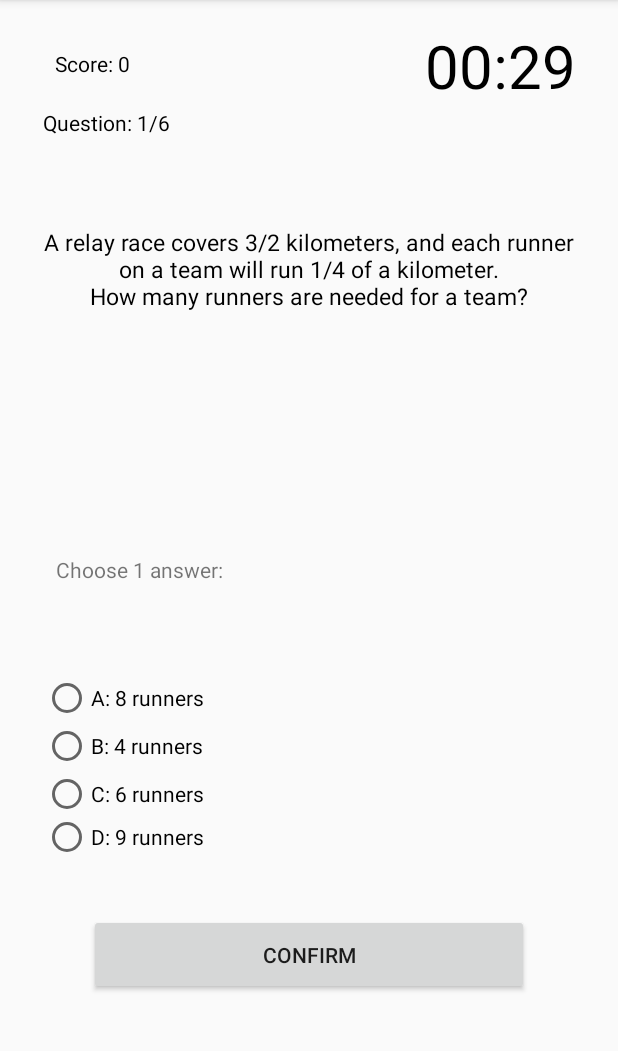
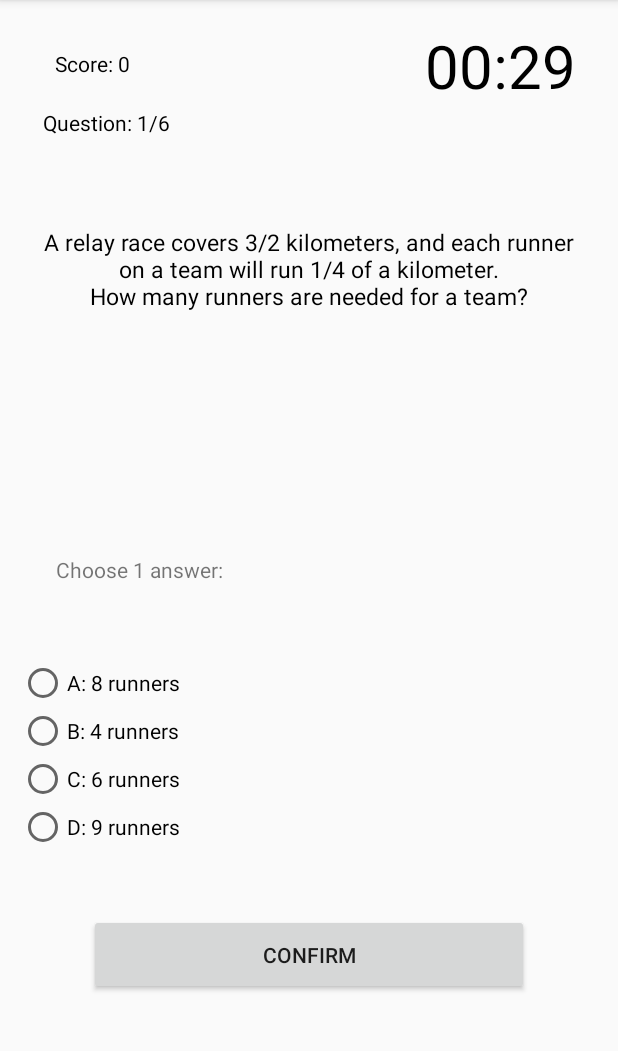
Before and after one commit to zanylass/MobileAppDevelopmentProject-, an Android app: the MathARQuiz1 screen opened directly, with no data from a screen before it, on a phone screen of 412 x 824 dp, the part 84-1135 px from its top. Run offline under Robolectric (Android 15) with nearby library versions, the phone set to English and light mode, and no system bars.

Commit message:
Update activity_math_a_r_quiz1.xml

```diff
--- a/SemesterProject/app/src/main/res/layout/activity_math_a_r_quiz1.xml
+++ b/SemesterProject/app/src/main/res/layout/activity_math_a_r_quiz1.xml
@@ -85,8 +85,8 @@
 
     <RadioGroup
         android:id="@+id/radio_group"
-        android:layout_width="136dp"
-        android:layout_height="121dp"
+        android:layout_width="289dp"
+        android:layout_height="136dp"
         android:layout_centerVertical="true"
         app:layout_constraintBottom_toBottomOf="parent"
         app:layout_constraintEnd_toEndOf="parent"
@@ -97,28 +97,28 @@
 
         <RadioButton
             android:id="@+id/radio_button1"
-            android:layout_width="wrap_content"
+            android:layout_width="274dp"
             android:layout_height="wrap_content"
             android:freezesText="true"
             android:text="Option 1" />
 
         <RadioButton
             android:id="@+id/radio_button2"
-            android:layout_width="wrap_content"
+            android:layout_width="274dp"
             android:layout_height="wrap_content"
             android:freezesText="true"
             android:text="Option 2" />
 
         <RadioButton
             android:id="@+id/radio_button3"
-            android:layout_width="wrap_content"
+            android:layout_width="271dp"
             android:layout_height="wrap_content"
             android:freezesText="true"
             android:text="Option 3" />
 
         <RadioButton
             android:id="@+id/radio_button4"
-            android:layout_width="wrap_content"
+            android:layout_width="271dp"
             android:layout_height="wrap_content"
             android:freezesText="true"
             android:text="Option 4" />
```
